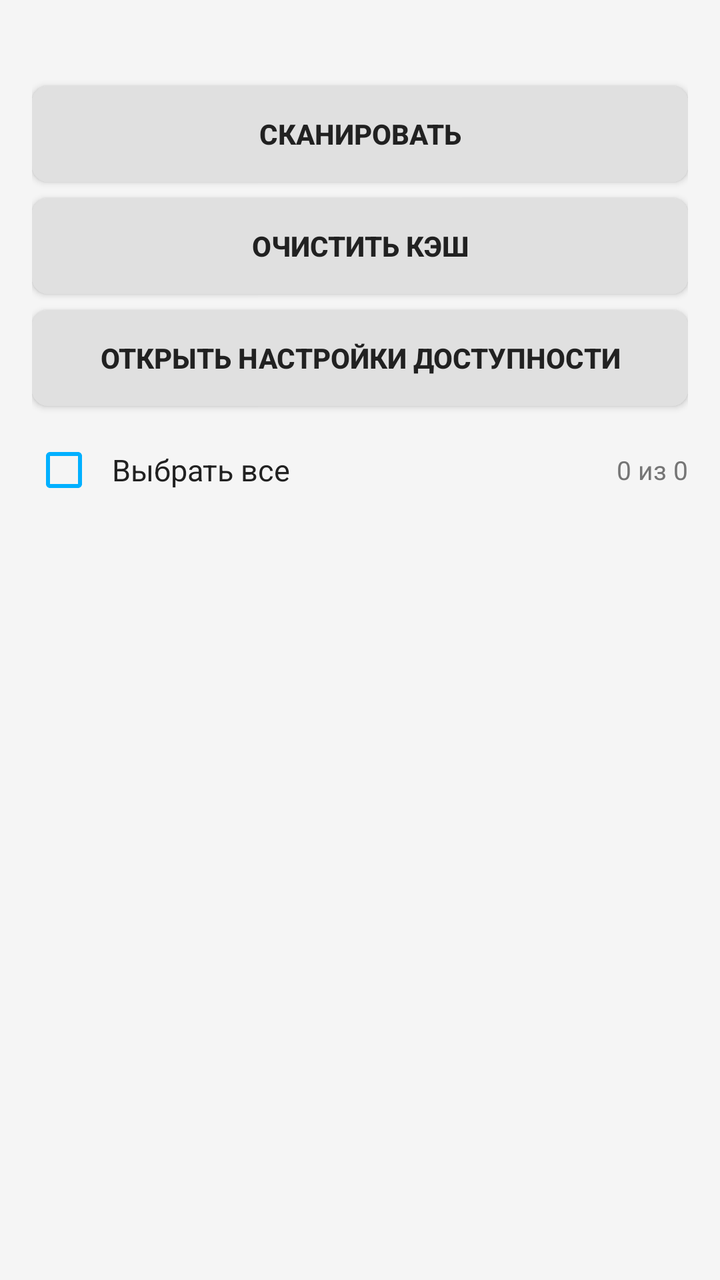
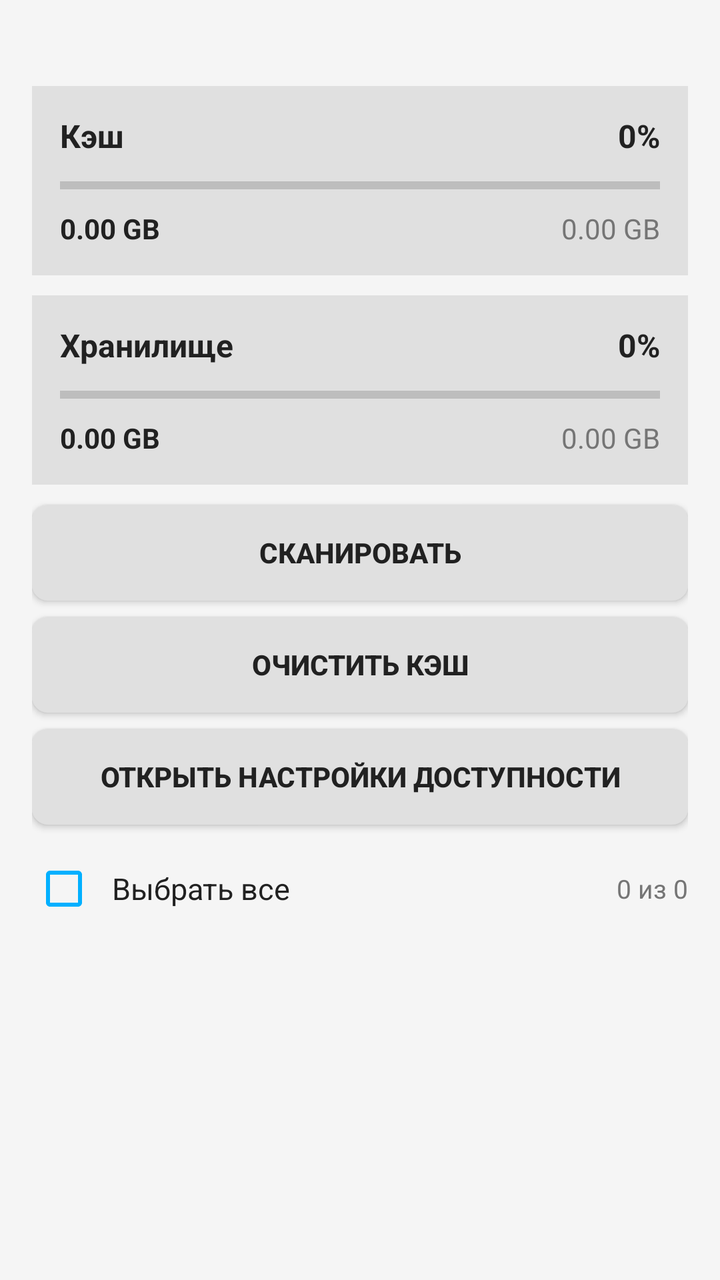

The first picture is an Android layout as it rendered before a commit; the second is the same layout after the commit. The layout source and the unified diff follow.
<!-- AndroidManifest.xml: application theme Theme.CacheWidget -->
<!-- res/layout/activity_main.xml -->
<?xml version="1.0" encoding="utf-8"?>
<LinearLayout xmlns:android="http://schemas.android.com/apk/res/android"
    android:layout_width="match_parent"
    android:layout_height="match_parent"
    android:orientation="vertical"
    android:padding="16dp"
    android:background="@color/screen_bg">

    <TextView
        android:id="@+id/tv_status"
        android:layout_width="match_parent"
        android:layout_height="wrap_content"
        android:textSize="14sp"
        android:textColor="@color/status_text"
        android:paddingBottom="8dp" />

    <Button
        android:id="@+id/btn_scan"
        android:layout_width="match_parent"
        android:layout_height="wrap_content"
        android:layout_marginBottom="8dp"
        android:background="@drawable/btn_background"
        android:elevation="2dp"
        android:text="Сканировать"
        android:textColor="@color/text_primary"
        android:textStyle="bold" />

    <Button
        android:id="@+id/btn_clear"
        android:layout_width="match_parent"
        android:layout_height="wrap_content"
        android:layout_marginBottom="8dp"
        android:background="@drawable/btn_background"
        android:elevation="2dp"
        android:text="Очистить кэш"
        android:textColor="@color/text_primary"
        android:textStyle="bold" />

    <Button
        android:id="@+id/btn_permission"
        android:layout_width="match_parent"
        android:layout_height="wrap_content"
        android:layout_marginBottom="8dp"
        android:background="@drawable/btn_background"
        android:elevation="2dp"
        android:text="Открыть настройки доступности"
        android:textColor="@color/text_primary"
        android:textStyle="bold" />

    
    <LinearLayout
        android:id="@+id/selectAllRow"
        android:layout_width="match_parent"
        android:layout_height="wrap_content"
        android:orientation="horizontal"
        android:gravity="center_vertical"
        android:paddingVertical="8dp">

        <CheckBox
            android:id="@+id/checkBoxSelectAll"
            android:layout_width="wrap_content"
            android:layout_height="wrap_content"
            android:buttonTint="#00B0FF" />

        <TextView
            android:layout_width="0dp"
            android:layout_height="wrap_content"
            android:layout_weight="1"
            android:layout_marginStart="8dp"
            android:text="Выбрать все"
            android:textColor="@color/text_primary"
            android:textSize="15sp" />

        <TextView
            android:id="@+id/selectedCount"
            android:layout_width="wrap_content"
            android:layout_height="wrap_content"
            android:text="0 из 0"
            android:textColor="@color/status_text"
            android:textSize="13sp" />
    </LinearLayout>

    <androidx.recyclerview.widget.RecyclerView
        android:id="@+id/recycler_apps"
        android:layout_width="match_parent"
        android:layout_height="0dp"
        android:layout_weight="1" />
</LinearLayout>
<!-- resources referenced by this layout -->
<resources>
  <color name="screen_bg">#F5F5F5</color>
  <color name="status_text">#757575</color>
  <color name="text_primary">#212121</color>
  <!-- drawable btn_background (drawable) -->
  <?xml version="1.0" encoding="utf-8"?>
  <shape xmlns:android="http://schemas.android.com/apk/res/android">
      <solid android:color="@color/button_bg_base" />
      <corners android:radius="8dp" />
      <padding android:left="8dp" android:top="8dp" android:right="8dp" android:bottom="8dp" />
  </shape>
  <style name="Theme.CacheWidget" parent="Theme.AppCompat.DayNight.NoActionBar" />
  <color name="button_bg_base">#E0E0E0</color>
</resources>

<!-- the commit's change to res/layout/activity_main.xml (unified diff, before → after) -->
@@ -14,6 +14,144 @@
         android:textColor="@color/status_text"
         android:paddingBottom="8dp" />
 
+    
+    <LinearLayout
+        android:layout_width="match_parent"
+        android:layout_height="wrap_content"
+        android:orientation="vertical"
+        android:background="@color/header_bg"
+        android:padding="14dp"
+        android:layout_marginBottom="10dp">
+
+        <LinearLayout
+            android:layout_width="match_parent"
+            android:layout_height="wrap_content"
+            android:gravity="center_vertical">
+
+            <TextView
+                android:layout_width="0dp"
+                android:layout_height="wrap_content"
+                android:layout_weight="1"
+                android:text="Кэш"
+                android:textColor="@color/text_primary"
+                android:textSize="16sp"
+                android:textStyle="bold" />
+
+            <TextView
+                android:id="@+id/tv_cache_percent"
+                android:layout_width="wrap_content"
+                android:layout_height="wrap_content"
+                android:text="0%"
+                android:textColor="@color/text_primary"
+                android:textSize="16sp"
+                android:textStyle="bold" />
+        </LinearLayout>
+
+        <ProgressBar
+            android:id="@+id/pb_cache"
+            style="?android:attr/progressBarStyleHorizontal"
+            android:layout_width="match_parent"
+            android:layout_height="wrap_content"
+            android:max="100"
+            android:progress="0"
+            android:progressTint="#00B0FF"
+            android:layout_marginTop="6dp" />
+
+        <LinearLayout
+            android:layout_width="match_parent"
+            android:layout_height="wrap_content"
+            android:gravity="center_vertical"
+            android:layout_marginTop="4dp">
+
+            <TextView
+                android:id="@+id/tv_cache_used"
+                android:layout_width="0dp"
+                android:layout_height="wrap_content"
+                android:layout_weight="1"
+                android:text="0.00 GB"
+                android:textColor="@color/text_primary"
+                android:textSize="14sp"
+                android:textStyle="bold" />
+
+            <TextView
+                android:id="@+id/tv_cache_total"
+                android:layout_width="wrap_content"
+                android:layout_height="wrap_content"
+                android:text="0.00 GB"
+                android:textColor="@color/status_text"
+                android:textSize="14sp" />
+        </LinearLayout>
+    </LinearLayout>
+
+    
+    <LinearLayout
+        android:layout_width="match_parent"
+        android:layout_height="wrap_content"
+        android:orientation="vertical"
+        android:background="@color/header_bg"
+        android:padding="14dp"
+        android:layout_marginBottom="10dp">
+
+        <LinearLayout
+            android:layout_width="match_parent"
+            android:layout_height="wrap_content"
+            android:gravity="center_vertical">
+
+            <TextView
+                android:layout_width="0dp"
+                android:layout_height="wrap_content"
+                android:layout_weight="1"
+                android:text="Хранилище"
+                android:textColor="@color/text_primary"
+                android:textSize="16sp"
+                android:textStyle="bold" />
+
+            <TextView
+                android:id="@+id/tv_storage_percent"
+                android:layout_width="wrap_content"
+                android:layout_height="wrap_content"
+                android:text="0%"
+                android:textColor="@color/text_primary"
+                android:textSize="16sp"
+                android:textStyle="bold" />
+        </LinearLayout>
+
+        <ProgressBar
+            android:id="@+id/pb_storage"
+            style="?android:attr/progressBarStyleHorizontal"
+            android:layout_width="match_parent"
+            android:layout_height="wrap_content"
+            android:max="100"
+            android:progress="0"
+            android:progressTint="#00B0FF"
+            android:layout_marginTop="6dp" />
+
+        <LinearLayout
+            android:layout_width="match_parent"
+            android:layout_height="wrap_content"
+            android:gravity="center_vertical"
+            android:layout_marginTop="4dp">
+
+            <TextView
+                android:id="@+id/tv_storage_used"
+                android:layout_width="0dp"
+                android:layout_height="wrap_content"
+                android:layout_weight="1"
+                android:text="0.00 GB"
+                android:textColor="@color/text_primary"
+                android:textSize="14sp"
+                android:textStyle="bold" />
+
+            <TextView
+                android:id="@+id/tv_storage_total"
+                android:layout_width="wrap_content"
+                android:layout_height="wrap_content"
+                android:text="0.00 GB"
+                android:textColor="@color/status_text"
+                android:textSize="14sp" />
+        </LinearLayout>
+    </LinearLayout>
+
     <Button
         android:id="@+id/btn_scan"
         android:layout_width="match_parent"
<!-- resource entries referenced after the edit -->
@@ -1,5 +1,6 @@
 <!-- resources referenced by this layout -->
 <resources>
+  <color name="header_bg">#E0E0E0</color>
   <color name="screen_bg">#F5F5F5</color>
   <color name="status_text">#757575</color>
   <color name="text_primary">#212121</color>
